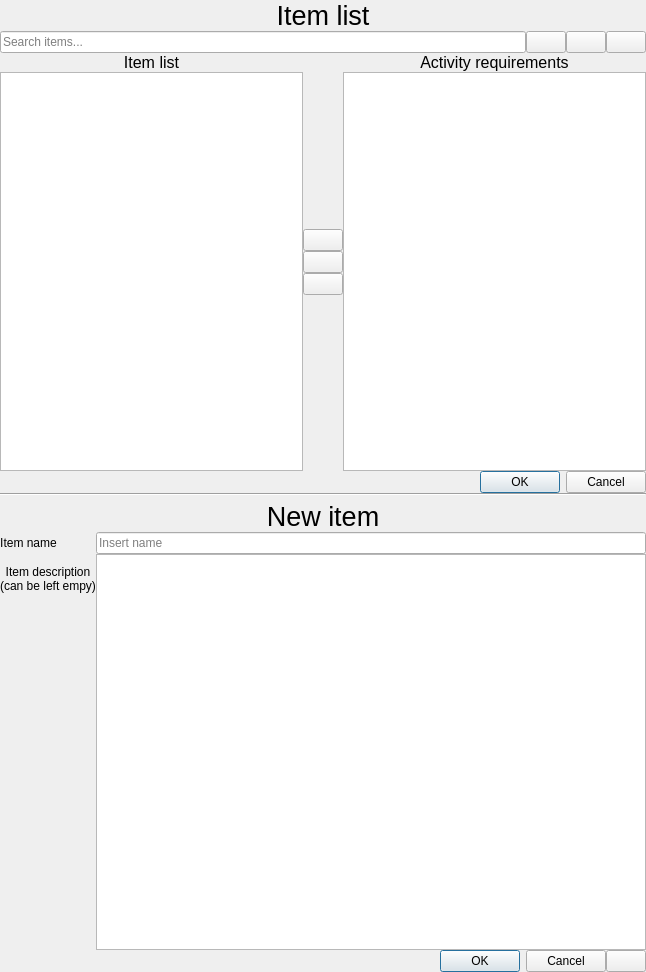
Above: mngitems.ui from glennnys/Decided before the change. Below: the same form after it.
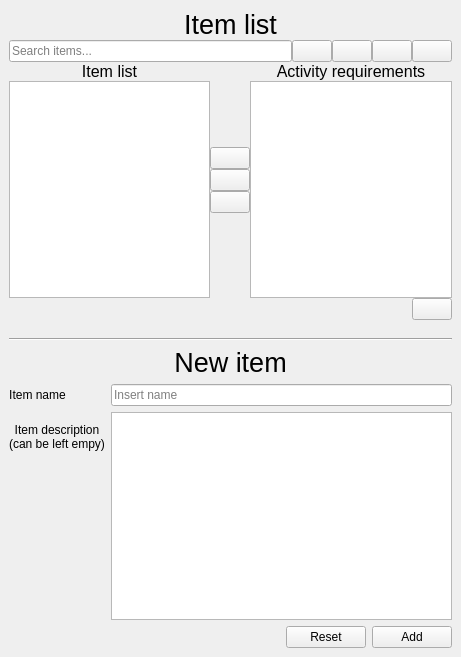
That is the form after the change. Icons and pictures are not drawn.

Commit message: FEAT/CLEAN more intuitive layouts for activities, items and tags. Activities code updated

Patch:
```diff
--- a/mngitems.ui
+++ b/mngitems.ui
@@ -6,14 +6,14 @@
    <rect>
     <x>0</x>
     <y>0</y>
-    <width>646</width>
-    <height>972</height>
+    <width>461</width>
+    <height>657</height>
    </rect>
   </property>
   <property name="windowTitle">
    <string>Form</string>
   </property>
-  <layout class="QVBoxLayout" name="verticalLayout_3">
+  <layout class="QVBoxLayout" name="verticalLayout_7">
    <property name="spacing">
     <number>0</number>
    </property>
@@ -30,6 +30,35 @@
     <number>0</number>
    </property>
    <item>
+    <layout class="QVBoxLayout" name="verticalLayout_6">
+     <property name="leftMargin">
+      <number>9</number>
+     </property>
+     <property name="topMargin">
+      <number>9</number>
+     </property>
+     <property name="rightMargin">
+      <number>9</number>
+     </property>
+     <property name="bottomMargin">
+      <number>9</number>
+     </property>
+     <item>
+      <layout class="QHBoxLayout" name="horizontalLayout_4">
+       <item>
+        <spacer name="horizontalSpacer_3">
+         <property name="orientation">
+          <enum>Qt::Orientation::Horizontal</enum>
+         </property>
+         <property name="sizeHint" stdset="0">
+          <size>
+           <width>40</width>
+           <height>20</height>
+          </size>
+         </property>
+        </spacer>
+       </item>
+       <item>
     <widget class="QLabel" name="item_lbl_2">
      <property name="font">
       <font>
@@ -45,6 +74,21 @@
     </widget>
    </item>
    <item>
+        <spacer name="horizontalSpacer_4">
+         <property name="orientation">
+          <enum>Qt::Orientation::Horizontal</enum>
+         </property>
+         <property name="sizeHint" stdset="0">
+          <size>
+           <width>40</width>
+           <height>20</height>
+          </size>
+         </property>
+        </spacer>
+       </item>
+      </layout>
+     </item>
+     <item>
     <layout class="QHBoxLayout" name="horizontalLayout_2">
      <item>
       <widget class="QLineEdit" name="search_item_entry">
@@ -82,6 +126,19 @@
        </property>
       </widget>
      </item>
+       <item>
+        <widget class="QPushButton" name="newBtn">
+         <property name="toolTip">
+          <string>Create new item</string>
+         </property>
+         <property name="text">
+          <string/>
+         </property>
+         <property name="icon">
+          <iconset theme="QIcon::ThemeIcon::ListAdd"/>
+         </property>
+        </widget>
+       </item>
      <item>
       <widget class="QPushButton" name="delete_item_btn">
        <property name="toolTip">
@@ -220,15 +277,40 @@
     </layout>
    </item>
    <item>
-    <widget class="QDialogButtonBox" name="saveCancelItemsBtns">
+      <layout class="QHBoxLayout" name="horizontalLayout_6">
+       <item>
+        <spacer name="horizontalSpacer_6">
+         <property name="orientation">
+          <enum>Qt::Orientation::Horizontal</enum>
+         </property>
+         <property name="sizeHint" stdset="0">
+          <size>
+           <width>40</width>
+           <height>20</height>
+          </size>
+         </property>
+        </spacer>
+       </item>
+       <item>
+        <widget class="QPushButton" name="closeBtn">
      <property name="toolTip">
-      <string>Apply or cancel requirement changes</string>
-     </property>
-     <property name="standardButtons">
-      <set>QDialogButtonBox::StandardButton::Cancel|QDialogButtonBox::StandardButton::Ok</set>
+          <string>Hide item manager</string>
+         </property>
+         <property name="text">
+          <string/>
+         </property>
+         <property name="icon">
+          <iconset theme="QIcon::ThemeIcon::GoNext"/>
      </property>
     </widget>
    </item>
+      </layout>
+     </item>
+    </layout>
+   </item>
+   <item>
+    <widget class="QWidget" name="widget" native="true">
+     <layout class="QVBoxLayout" name="verticalLayout_3">
    <item>
     <widget class="Line" name="line">
      <property name="orientation">
@@ -237,17 +319,16 @@
     </widget>
    </item>
    <item>
-    <spacer name="verticalSpacer_3">
+       <layout class="QHBoxLayout" name="horizontalLayout_5">
+        <item>
+         <spacer name="horizontalSpacer">
      <property name="orientation">
-      <enum>Qt::Orientation::Vertical</enum>
-     </property>
-     <property name="sizeType">
-      <enum>QSizePolicy::Policy::Minimum</enum>
+           <enum>Qt::Orientation::Horizontal</enum>
      </property>
      <property name="sizeHint" stdset="0">
       <size>
-       <width>20</width>
-       <height>5</height>
+            <width>40</width>
+            <height>20</height>
       </size>
      </property>
     </spacer>
@@ -268,6 +349,21 @@
     </widget>
    </item>
    <item>
+         <spacer name="horizontalSpacer_2">
+          <property name="orientation">
+           <enum>Qt::Orientation::Horizontal</enum>
+          </property>
+          <property name="sizeHint" stdset="0">
+           <size>
+            <width>40</width>
+            <height>20</height>
+           </size>
+          </property>
+         </spacer>
+        </item>
+       </layout>
+      </item>
+      <item>
     <layout class="QFormLayout" name="formLayout">
      <item row="0" column="0">
       <widget class="QLabel" name="label_11">
@@ -325,22 +421,38 @@
    <item>
     <layout class="QHBoxLayout" name="horizontalLayout_3">
      <item>
-      <widget class="QDialogButtonBox" name="saveCancelItemBtns">
+         <spacer name="horizontalSpacer_5">
+          <property name="orientation">
+           <enum>Qt::Orientation::Horizontal</enum>
+          </property>
+          <property name="sizeHint" stdset="0">
+           <size>
+            <width>40</width>
+            <height>20</height>
+           </size>
+          </property>
+         </spacer>
+        </item>
+        <item>
+         <widget class="QPushButton" name="resetItemBtn">
        <property name="toolTip">
-        <string>Add or edit current selected item</string>
-       </property>
-       <property name="standardButtons">
-        <set>QDialogButtonBox::StandardButton::Cancel|QDialogButtonBox::StandardButton::Ok</set>
-       </property>
+           <string>Clear all item fields</string>
+          </property>
+          <property name="text">
+           <string>Reset</string>
+          </property>
+          <property name="icon">
+           <iconset theme="QIcon::ThemeIcon::WindowClose"/>
+          </property>
       </widget>
      </item>
      <item>
-      <widget class="QPushButton" name="closeBtn">
+         <widget class="QPushButton" name="addItemBtn">
        <property name="toolTip">
         <string>Hide item manager</string>
        </property>
        <property name="text">
-        <string/>
+           <string>Add</string>
        </property>
        <property name="icon">
         <iconset theme="QIcon::ThemeIcon::GoNext"/>
@@ -348,6 +460,9 @@
       </widget>
      </item>
     </layout>
+      </item>
+     </layout>
+    </widget>
    </item>
   </layout>
  </widget>
```
Left out of the diff: 4 changed lines with no effect on the pictures. Lines whose indentation alone changed are shown as unchanged. The commit also changes 7 other files.
